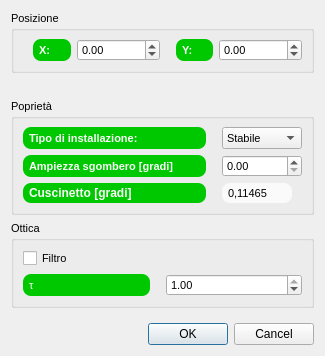
Above: laserpropertiesdialog.ui from crocodile119/Laser-Studio before the change. Below: the same form after it.
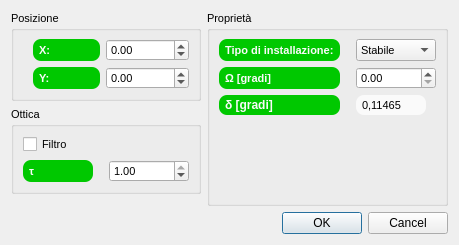
That is the form after the change.

The edit to the form file:
```diff
--- a/laserpropertiesdialog.ui
+++ b/laserpropertiesdialog.ui
@@ -6,8 +6,8 @@
    <rect>
     <x>0</x>
     <y>0</y>
-    <width>325</width>
-    <height>356</height>
+    <width>392</width>
+    <height>211</height>
    </rect>
   </property>
   <property name="maximumSize">
@@ -30,129 +30,109 @@
 QFrame{border solid 1px #f0f0f0}</string>
   </property>
   <layout class="QGridLayout" name="gridLayout_3">
-   <item row="0" column="0">
-    <widget class="QGroupBox" name="groupBox">
-     <property name="font">
-      <font>
-       <pointsize>8</pointsize>
-      </font>
-     </property>
-     <property name="title">
-      <string>Posizione</string>
-     </property>
-     <layout class="QHBoxLayout">
-      <property name="spacing">
-       <number>6</number>
-      </property>
-      <property name="leftMargin">
-       <number>9</number>
-      </property>
-      <property name="topMargin">
-       <number>9</number>
-      </property>
-      <property name="rightMargin">
-       <number>9</number>
-      </property>
-      <property name="bottomMargin">
-       <number>9</number>
-      </property>
-      <item>
-       <widget class="QLabel" name="label">
-        <property name="font">
-         <font>
-          <pointsize>8</pointsize>
-          <weight>75</weight>
-          <bold>true</bold>
-         </font>
-        </property>
-        <property name="styleSheet">
-         <string notr="true">QLabel {background-color: #00c800}
-QLabel {color: #fafafa}
-QLabel {border: 0px solid grey}
-QLabel {border-radius: 8px}
-QLabel {padding: 3px}
-QLabel {margin-left: 10px}</string>
-        </property>
-        <property name="text">
-         <string>X:</string>
-        </property>
-       </widget>
-      </item>
-      <item>
-       <widget class="QDoubleSpinBox" name="xSpinBox">
-        <property name="font">
-         <font>
-          <pointsize>8</pointsize>
-         </font>
-        </property>
-        <property name="styleSheet">
-         <string notr="true">QDoubleSpinBox{color: #000000}</string>
-        </property>
-        <property name="minimum">
-         <double>-1000000.000000000000000</double>
-        </property>
-        <property name="maximum">
-         <double>1000000.000000000000000</double>
-        </property>
-       </widget>
-      </item>
-      <item>
-       <widget class="QLabel" name="label_2">
-        <property name="font">
-         <font>
-          <pointsize>8</pointsize>
-          <weight>75</weight>
-          <bold>true</bold>
-         </font>
-        </property>
-        <property name="styleSheet">
-         <string notr="true">QLabel {background-color: #00c800}
-QLabel {color: #fafafa}
-QLabel {border: 0px solid grey}
-QLabel {border-radius: 8px}
-QLabel {padding: 3px}
-QLabel {margin-left: 10px}</string>
-        </property>
-        <property name="text">
-         <string>Y:</string>
-        </property>
-       </widget>
-      </item>
-      <item>
-       <widget class="QDoubleSpinBox" name="ySpinBox">
-        <property name="font">
-         <font>
-          <pointsize>8</pointsize>
-         </font>
-        </property>
-        <property name="styleSheet">
-         <string notr="true">QDoubleSpinBox{color: #000000}</string>
-        </property>
-        <property name="minimum">
-         <double>-1000000.000000000000000</double>
-        </property>
-        <property name="maximum">
-         <double>1000000.000000000000000</double>
-        </property>
-       </widget>
-      </item>
-     </layout>
-    </widget>
-   </item>
-   <item row="1" column="0">
-    <spacer name="horizontalSpacer">
-     <property name="orientation">
-      <enum>Qt::Horizontal</enum>
-     </property>
-     <property name="sizeHint" stdset="0">
-      <size>
-       <width>300</width>
-       <height>20</height>
-      </size>
-     </property>
-    </spacer>
-   </item>
    <item row="2" column="0">
+    <widget class="QGroupBox" name="groupBox_3">
+     <property name="font">
+      <font>
+       <pointsize>8</pointsize>
+      </font>
+     </property>
+     <property name="title">
+      <string>Ottica</string>
+     </property>
+     <layout class="QGridLayout" name="gridLayout_2">
+      <item row="0" column="0">
+       <widget class="QCheckBox" name="filterCheckBox">
+        <property name="font">
+         <font>
+          <pointsize>8</pointsize>
+         </font>
+        </property>
+        <property name="text">
+         <string>Filtro</string>
+        </property>
+        <property name="autoExclusive">
+         <bool>false</bool>
+        </property>
+       </widget>
+      </item>
+      <item row="1" column="0">
+       <widget class="QLabel" name="label_3">
+        <property name="minimumSize">
+         <size>
+          <width>80</width>
+          <height>0</height>
+         </size>
+        </property>
+        <property name="font">
+         <font>
+          <pointsize>8</pointsize>
+          <weight>75</weight>
+          <bold>true</bold>
+         </font>
+        </property>
+        <property name="styleSheet">
+         <string notr="true">QLabel {background-color: #00c800}
+QLabel {color: #fafafa}
+QLabel {border: 0px solid grey}
+QLabel {border-radius: 8px}
+QLabel {padding: 3px}
+QLabel {margin-right: 10px}</string>
+        </property>
+        <property name="text">
+         <string>τ</string>
+        </property>
+       </widget>
+      </item>
+      <item row="1" column="1">
+       <widget class="QDoubleSpinBox" name="transmittanceSpinBox">
+        <property name="minimumSize">
+         <size>
+          <width>80</width>
+          <height>0</height>
+         </size>
+        </property>
+        <property name="font">
+         <font>
+          <pointsize>8</pointsize>
+         </font>
+        </property>
+        <property name="styleSheet">
+         <string notr="true">QDoubleSpinBox{color: #000000}</string>
+        </property>
+        <property name="minimum">
+         <double>0.010000000000000</double>
+        </property>
+        <property name="maximum">
+         <double>1.000000000000000</double>
+        </property>
+        <property name="singleStep">
+         <double>0.100000000000000</double>
+        </property>
+        <property name="value">
+         <double>1.000000000000000</double>
+        </property>
+       </widget>
+      </item>
+     </layout>
+    </widget>
+   </item>
+   <item row="6" column="1">
+    <widget class="QDialogButtonBox" name="buttonBox">
+     <property name="font">
+      <font>
+       <pointsize>8</pointsize>
+      </font>
+     </property>
+     <property name="orientation">
+      <enum>Qt::Horizontal</enum>
+     </property>
+     <property name="standardButtons">
+      <set>QDialogButtonBox::Cancel|QDialogButtonBox::Ok</set>
+     </property>
+    </widget>
+   </item>
+   <item row="1" column="1" rowspan="4">
     <widget class="QGroupBox" name="groupBox_2">
      <property name="font">
       <font>
@@ -160,28 +140,26 @@
       </font>
      </property>
      <property name="title">
-      <string>Poprietà</string>
+      <string>Proprietà</string>
      </property>
      <layout class="QGridLayout" name="gridLayout">
-      <item row="1" column="0">
-       <widget class="QLabel" name="label_5">
+      <item row="2" column="1">
+       <widget class="QLabel" name="pillowLabel">
         <property name="font">
          <font>
           <pointsize>8</pointsize>
-          <weight>75</weight>
-          <bold>true</bold>
          </font>
         </property>
         <property name="styleSheet">
-         <string notr="true">QLabel {background-color: #00c800}
-QLabel {color: #fafafa}
+         <string notr="true">QLabel {background-color: #fafafa}
+QLabel {color: #000000}
 QLabel {border: 0px solid grey}
 QLabel {border-radius: 8px}
 QLabel {padding: 3px}
 QLabel {margin-right: 10px}</string>
         </property>
         <property name="text">
-         <string>Ampiezza sgombero [gradi]</string>
+         <string>0,11465</string>
         </property>
        </widget>
       </item>
@@ -206,28 +184,6 @@
         </property>
        </widget>
       </item>
-      <item row="0" column="0">
-       <widget class="QLabel" name="label_4">
-        <property name="font">
-         <font>
-          <pointsize>8</pointsize>
-          <weight>75</weight>
-          <bold>true</bold>
-         </font>
-        </property>
-        <property name="styleSheet">
-         <string notr="true">QLabel {background-color: #00c800}
-QLabel {color: #fafafa}
-QLabel {border: 0px solid grey}
-QLabel {border-radius: 8px}
-QLabel {padding: 3px}
-QLabel {margin-right: 10px}</string>
-        </property>
-        <property name="text">
-         <string>Tipo di installazione:</string>
-        </property>
-       </widget>
-      </item>
       <item row="0" column="1">
        <widget class="QComboBox" name="installationComboBox">
         <property name="maximumSize">
@@ -280,55 +236,106 @@
 QLabel {margin-right: 10px}</string>
         </property>
         <property name="text">
-         <string>Cuscinetto [gradi]</string>
+         <string>δ [gradi]</string>
         </property>
        </widget>
       </item>
-      <item row="2" column="1">
-       <widget class="QLabel" name="pillowLabel">
+      <item row="1" column="0">
+       <widget class="QLabel" name="label_5">
         <property name="font">
          <font>
           <pointsize>8</pointsize>
+          <weight>75</weight>
+          <bold>true</bold>
          </font>
         </property>
         <property name="styleSheet">
-         <string notr="true">QLabel {background-color: #fafafa}
-QLabel {color: #000000}
+         <string notr="true">QLabel {background-color: #00c800}
+QLabel {color: #fafafa}
 QLabel {border: 0px solid grey}
 QLabel {border-radius: 8px}
 QLabel {padding: 3px}
 QLabel {margin-right: 10px}</string>
         </property>
         <property name="text">
-         <string>0,11465</string>
+         <string>Ω [gradi]</string>
         </property>
        </widget>
       </item>
+      <item row="0" column="0">
+       <widget class="QLabel" name="label_4">
+        <property name="font">
+         <font>
+          <pointsize>8</pointsize>
+          <weight>75</weight>
+          <bold>true</bold>
+         </font>
+        </property>
+        <property name="styleSheet">
+         <string notr="true">QLabel {background-color: #00c800}
+QLabel {color: #fafafa}
+QLabel {border: 0px solid grey}
+QLabel {border-radius: 8px}
+QLabel {padding: 3px}
+QLabel {margin-right: 10px}</string>
+        </property>
+        <property name="text">
+         <string>Tipo di installazione:</string>
+        </property>
+       </widget>
+      </item>
+      <item row="3" column="0">
+       <spacer name="verticalSpacer">
+        <property name="orientation">
+         <enum>Qt::Vertical</enum>
+        </property>
+        <property name="sizeHint" stdset="0">
+         <size>
+          <width>20</width>
+          <height>40</height>
+         </size>
+        </property>
+       </spacer>
+      </item>
      </layout>
     </widget>
    </item>
-   <item row="3" column="0">
-    <widget class="QGroupBox" name="groupBox_3">
+   <item row="1" column="0">
+    <widget class="QGroupBox" name="groupBox">
      <property name="font">
       <font>
        <pointsize>8</pointsize>
       </font>
      </property>
      <property name="title">
-      <string>Ottica</string>
+      <string>Posizione</string>
      </property>
-     <layout class="QGridLayout" name="gridLayout_2">
-      <item row="1" column="0">
-       <widget class="QLabel" name="label_3">
-        <property name="minimumSize">
-         <size>
-          <width>80</width>
-          <height>0</height>
-         </size>
+     <layout class="QGridLayout" name="gridLayout_4">
+      <item row="3" column="2">
+       <widget class="QDoubleSpinBox" name="xSpinBox">
+        <property name="font">
+         <font>
+          <pointsize>8</pointsize>
+         </font>
         </property>
+        <property name="styleSheet">
+         <string notr="true">QDoubleSpinBox{color: #000000}</string>
+        </property>
+        <property name="minimum">
+         <double>-1000000.000000000000000</double>
+        </property>
+        <property name="maximum">
+         <double>1000000.000000000000000</double>
+        </property>
+       </widget>
+      </item>
+      <item row="3" column="1">
+       <widget class="QLabel" name="label_2">
         <property name="font">
          <font>
           <pointsize>8</pointsize>
+          <weight>75</weight>
+          <bold>true</bold>
          </font>
         </property>
         <property name="styleSheet">
@@ -337,62 +344,57 @@
 QLabel {border: 0px solid grey}
 QLabel {border-radius: 8px}
 QLabel {padding: 3px}
-QLabel {margin-right: 10px}</string>
+QLabel {margin-left: 10px}</string>
         </property>
         <property name="text">
-         <string>τ</string>
+         <string>Y:</string>
         </property>
        </widget>
       </item>
-      <item row="1" column="1">
-       <widget class="QDoubleSpinBox" name="transmittanceSpinBox">
-        <property name="minimumSize">
-         <size>
-          <width>80</width>
-          <height>0</height>
-         </size>
-        </property>
+      <item row="2" column="1">
+       <widget class="QLabel" name="label">
         <property name="font">
          <font>
           <pointsize>8</pointsize>
+          <weight>75</weight>
+          <bold>true</bold>
          </font>
         </property>
         <property name="styleSheet">
-         <string notr="true">QDoubleSpinBox{color: #000000}</string>
+         <string notr="true">QLabel {background-color: #00c800}
+QLabel {color: #fafafa}
+QLabel {border: 0px solid grey}
+QLabel {border-radius: 8px}
+QLabel {padding: 3px}
+QLabel {margin-left: 10px}</string>
         </property>
-        <property name="minimum">
-         <double>0.010000000000000</double>
+        <property name="text">
+         <string>X:</string>
         </property>
-        <property name="maximum">
-         <double>1.000000000000000</double>
-        </property>
-        <property name="singleStep">
-         <double>0.100000000000000</double>
-        </property>
-        <property name="value">
-         <double>1.000000000000000</double>
-        </property>
        </widget>
       </item>
-      <item row="0" column="0">
-       <widget class="QCheckBox" name="filterCheckBox">
+      <item row="2" column="2">
+       <widget class="QDoubleSpinBox" name="ySpinBox">
         <property name="font">
          <font>
           <pointsize>8</pointsize>
          </font>
         </property>
-        <property name="text">
-         <string>Filtro</string>
+        <property name="styleSheet">
+         <string notr="true">QDoubleSpinBox{color: #000000}</string>
         </property>
-        <property name="autoExclusive">
-         <bool>false</bool>
+        <property name="minimum">
+         <double>-1000000.000000000000000</double>
+        </property>
+        <property name="maximum">
+         <double>1000000.000000000000000</double>
         </property>
        </widget>
       </item>
      </layout>
     </widget>
    </item>
-   <item row="4" column="0">
+   <item row="5" column="1">
     <spacer>
      <property name="orientation">
       <enum>Qt::Vertical</enum>
@@ -405,21 +407,6 @@
      </property>
     </spacer>
    </item>
-   <item row="5" column="0">
-    <widget class="QDialogButtonBox" name="buttonBox">
-     <property name="font">
-      <font>
-       <pointsize>8</pointsize>
-      </font>
-     </property>
-     <property name="orientation">
-      <enum>Qt::Horizontal</enum>
-     </property>
-     <property name="standardButtons">
-      <set>QDialogButtonBox::Cancel|QDialogButtonBox::Ok</set>
-     </property>
-    </widget>
-   </item>
   </layout>
  </widget>
  <resources/>
```
